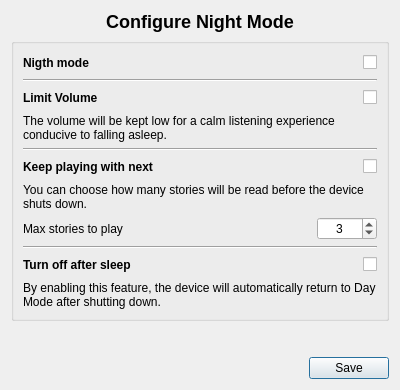
Above: pkg/ui/nm.ui from o-daneel/Lunii.QT before the change. Below: the same form after it.
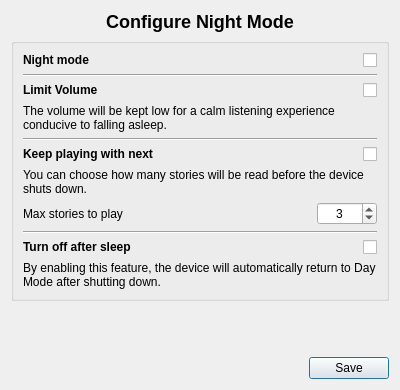
That is the form after the change.

Commit message: improved nightMode window logic

Diff of the .ui file:
```diff
--- a/pkg/ui/nm.ui
+++ b/pkg/ui/nm.ui
@@ -46,26 +46,25 @@
        <layout class="QHBoxLayout" name="hl_nm_mode">
         <item>
          <widget class="QLabel" name="lbl_enable">
+          <property name="sizePolicy">
+           <sizepolicy hsizetype="Expanding" vsizetype="Preferred">
+            <horstretch>0</horstretch>
+            <verstretch>0</verstretch>
+           </sizepolicy>
+          </property>
           <property name="text">
-           <string>&lt;h4&gt;Nigth mode</string>
+           <string>&lt;h4&gt;Night mode</string>
           </property>
          </widget>
         </item>
-        <item>
-         <spacer name="horizontalSpacer_2">
-          <property name="orientation">
-           <enum>Qt::Horizontal</enum>
-          </property>
-          <property name="sizeHint" stdset="0">
-           <size>
-            <width>40</width>
-            <height>20</height>
-           </size>
-          </property>
-         </spacer>
-        </item>
         <item>
          <widget class="QCheckBox" name="cbox_enable">
+          <property name="sizePolicy">
+           <sizepolicy hsizetype="Minimum" vsizetype="Fixed">
+            <horstretch>0</horstretch>
+            <verstretch>0</verstretch>
+           </sizepolicy>
+          </property>
           <property name="text">
            <string notr="true"/>
           </property>
@@ -84,26 +83,25 @@
        <layout class="QHBoxLayout" name="hl_volume">
         <item>
          <widget class="QLabel" name="lbl_limit">
+          <property name="sizePolicy">
+           <sizepolicy hsizetype="Expanding" vsizetype="Preferred">
+            <horstretch>0</horstretch>
+            <verstretch>0</verstretch>
+           </sizepolicy>
+          </property>
           <property name="text">
            <string>&lt;h4&gt;Limit Volume</string>
           </property>
          </widget>
         </item>
-        <item>
-         <spacer name="horizontalSpacer_3">
-          <property name="orientation">
-           <enum>Qt::Horizontal</enum>
-          </property>
-          <property name="sizeHint" stdset="0">
-           <size>
-            <width>40</width>
-            <height>20</height>
-           </size>
-          </property>
-         </spacer>
-        </item>
         <item>
          <widget class="QCheckBox" name="cbox_limit">
+          <property name="sizePolicy">
+           <sizepolicy hsizetype="Minimum" vsizetype="Fixed">
+            <horstretch>0</horstretch>
+            <verstretch>0</verstretch>
+           </sizepolicy>
+          </property>
           <property name="text">
            <string notr="true"/>
           </property>
@@ -132,24 +130,17 @@
        <layout class="QHBoxLayout" name="hl_autoplay">
         <item>
          <widget class="QLabel" name="lbl_autoplay">
+          <property name="sizePolicy">
+           <sizepolicy hsizetype="Expanding" vsizetype="Preferred">
+            <horstretch>0</horstretch>
+            <verstretch>0</verstretch>
+           </sizepolicy>
+          </property>
           <property name="text">
            <string>&lt;h4&gt;Keep playing with next</string>
           </property>
          </widget>
         </item>
-        <item>
-         <spacer name="horizontalSpacer_4">
-          <property name="orientation">
-           <enum>Qt::Horizontal</enum>
-          </property>
-          <property name="sizeHint" stdset="0">
-           <size>
-            <width>40</width>
-            <height>20</height>
-           </size>
-          </property>
-         </spacer>
-        </item>
         <item>
          <widget class="QCheckBox" name="cbox_autoplay">
           <property name="text">
@@ -173,24 +164,17 @@
        <layout class="QHBoxLayout" name="hl_maxstories">
         <item>
          <widget class="QLabel" name="lbl_maxstories">
+          <property name="sizePolicy">
+           <sizepolicy hsizetype="Expanding" vsizetype="Preferred">
+            <horstretch>0</horstretch>
+            <verstretch>0</verstretch>
+           </sizepolicy>
+          </property>
           <property name="text">
            <string>Max stories to play</string>
           </property>
          </widget>
         </item>
-        <item>
-         <spacer name="horizontalSpacer_5">
-          <property name="orientation">
-           <enum>Qt::Horizontal</enum>
-          </property>
-          <property name="sizeHint" stdset="0">
-           <size>
-            <width>40</width>
-            <height>20</height>
-           </size>
-          </property>
-         </spacer>
-        </item>
         <item>
          <widget class="QSpinBox" name="sbox_maxstories">
           <property name="minimumSize">
@@ -226,24 +210,17 @@
        <layout class="QHBoxLayout" name="hl_sleep">
         <item>
          <widget class="QLabel" name="lbl_turnoff">
+          <property name="sizePolicy">
+           <sizepolicy hsizetype="Expanding" vsizetype="Preferred">
+            <horstretch>0</horstretch>
+            <verstretch>0</verstretch>
+           </sizepolicy>
+          </property>
           <property name="text">
            <string>&lt;h4&gt;Turn off after sleep</string>
           </property>
          </widget>
         </item>
-        <item>
-         <spacer name="horizontalSpacer_6">
-          <property name="orientation">
-           <enum>Qt::Horizontal</enum>
-          </property>
-          <property name="sizeHint" stdset="0">
-           <size>
-            <width>40</width>
-            <height>20</height>
-           </size>
-          </property>
-         </spacer>
-        </item>
         <item>
          <widget class="QCheckBox" name="cbox_turnoff_nm">
           <property name="text">
```
The commit also changes 2 other files.
